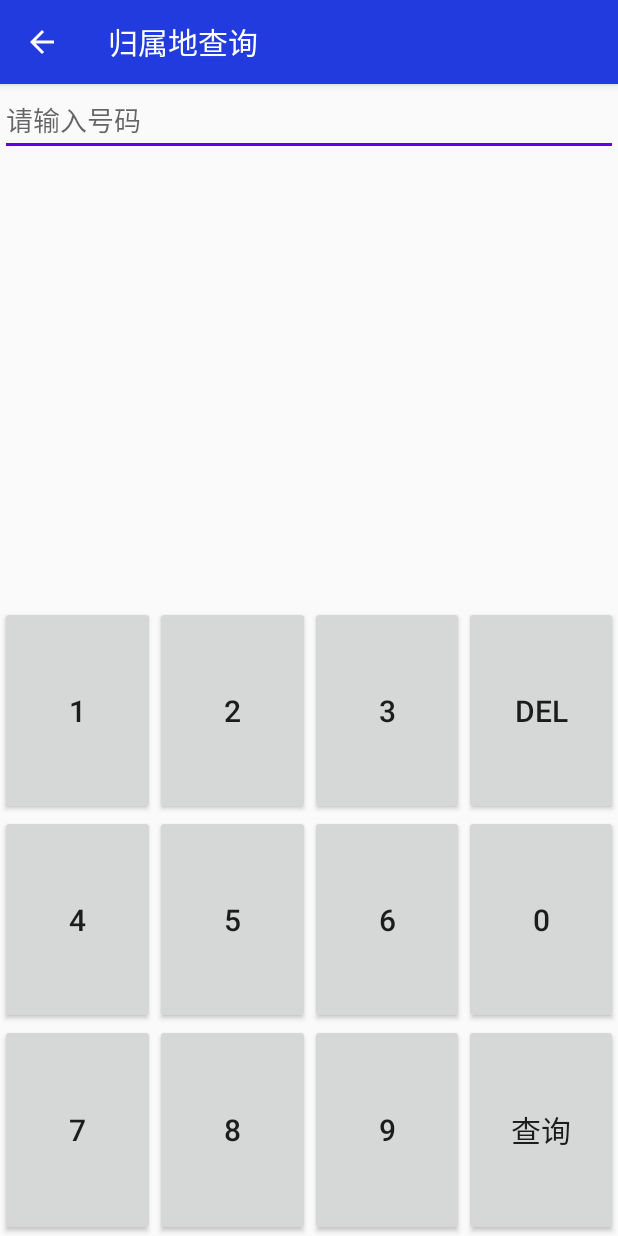
After one commit to zhongshiyi/SmartButler, an Android app: the PhoneActivity screen opened directly, with no data from a screen before it, on a phone screen of 412 x 824 dp. The commit adds this screen. Run offline under Robolectric (Android 15) with nearby library versions, the phone set to English and light mode, and no system bars; libraries missing offline, so code that uses them is left out: com.kymjs.rxvolley; Roboto replaces fonts that are not available here.

Commit message:
归属地查询---自定义键盘逻辑开发

```diff
--- a/app/src/main/AndroidManifest.xml
+++ b/app/src/main/AndroidManifest.xml
@@ -56,6 +56,9 @@
         <!--快递查询-->
         <activity android:name=".ui.CourierActivity"
             android:label="快递查询" />
+        <!--归属地查询-->
+        <activity android:name=".ui.PhoneActivity"
+            android:label="归属地查询"/>
     </application>
 
 </manifest>
--- a/app/src/main/java/com/example/smartbutler/fragment/UserFragment.java
+++ b/app/src/main/java/com/example/smartbutler/fragment/UserFragment.java
@@ -28,6 +28,7 @@ import com.example.smartbutler.R;
 import com.example.smartbutler.entity.MyUser;
 import com.example.smartbutler.ui.CourierActivity;
 import com.example.smartbutler.ui.LoginActivity;
+import com.example.smartbutler.ui.PhoneActivity;
 import com.example.smartbutler.utils.L;
 import com.example.smartbutler.utils.ShareUtils;
 import com.example.smartbutler.utils.UtilTools;
@@ -75,6 +76,8 @@ public class UserFragment extends Fragment implements View.OnClickListener {
 
     private TextView tb_courier;
 
+    private TextView tv_phone;
+
 
 
     @Nullable
@@ -101,10 +104,12 @@ public class UserFragment extends Fragment implements View.OnClickListener {
 
         profile_image = view.findViewById(R.id.profile_image);
         profile_image.setOnClickListener(this);
-
+        //物流
         tb_courier = view.findViewById(R.id.tb_courier);
         tb_courier.setOnClickListener(this);
-
+        //号码归属地
+        tv_phone = view.findViewById(R.id.tv_phone);
+        tv_phone.setOnClickListener(this);
         //读取图片
         UtilTools.getImageView(getActivity(),profile_image);
 
@@ -238,6 +243,10 @@ public class UserFragment extends Fragment implements View.OnClickListener {
             case R.id.tb_courier:
                 startActivity(new Intent(getActivity(),CourierActivity.class));
                 break;
+                //归属地查询
+            case R.id.tv_phone:
+                startActivity(new Intent(getActivity(),PhoneActivity.class));
+                break;
         }
     }
 
--- a/app/src/main/java/com/example/smartbutler/ui/CourierActivity.java
+++ b/app/src/main/java/com/example/smartbutler/ui/CourierActivity.java
@@ -87,7 +87,7 @@ public class CourierActivity extends BaseActivity implements View.OnClickListene
                     RxVolley.get(url, new HttpCallback() {
                         @Override
                         public void onSuccess(String t) {
-                            //Toast.makeText(CourierActivity.this,t,Toast.LENGTH_SHORT).show();
+                            Toast.makeText(CourierActivity.this,t,Toast.LENGTH_SHORT).show();
                             L.i("Json:" + t);
                             ParsingJson(t);
                         }
--- /dev/null
+++ b/app/src/main/java/com/example/smartbutler/ui/PhoneActivity.java
@@ -0,0 +1,210 @@
+package com.example.smartbutler.ui;
+
+import android.annotation.SuppressLint;
+import android.content.Intent;
+import android.os.Bundle;
+import android.support.annotation.Nullable;
+import android.text.TextUtils;
+import android.view.View;
+import android.widget.Button;
+import android.widget.EditText;
+import android.widget.ImageView;
+import android.widget.TextView;
+import android.widget.Toast;
+
+import com.example.smartbutler.R;
+import com.example.smartbutler.utils.L;
+import com.example.smartbutler.utils.StaticClass;
+import com.kymjs.rxvolley.RxVolley;
+import com.kymjs.rxvolley.client.HttpCallback;
+
+import org.json.JSONException;
+import org.json.JSONObject;
+
+/**
+ * 项目名：    SmartButler
+ * 包名：      com.example.smartbutler.ui
+ * 文件名：    PhoneActivity
+ * 作者：      钟士宜
+ * 创建时间    2019/7/6 17:00
+ * 描述：      归属地查询
+ */
+public class PhoneActivity extends BaseActivity implements View.OnClickListener {
+
+    private EditText et_phone_number;//输入框
+    private ImageView iv_company;//通信公司logo
+    private TextView tv_result;//结果
+
+    private Button btn_1, btn_2, btn_3, btn_4, btn_5, btn_6, btn_7, btn_8, btn_9, btn_0, btn_del, btn_query;
+
+    //标记位
+    private boolean flag = false;
+
+    @Override
+    protected void onCreate(@Nullable Bundle savedInstanceState) {
+        super.onCreate(savedInstanceState);
+        setContentView(R.layout.activity_phone);
+
+        initView();
+    }
+
+    private void initView() {
+        et_phone_number = findViewById(R.id.et_phone_number);
+        iv_company = findViewById(R.id.iv_company);
+        tv_result = findViewById(R.id.tv_result);
+        btn_0 = findViewById(R.id.btn_0);
+        btn_0.setOnClickListener(this);
+        btn_1 = findViewById(R.id.btn_1);
+        btn_1.setOnClickListener(this);
+        btn_2 = findViewById(R.id.btn_2);
+        btn_2.setOnClickListener(this);
+        btn_3 = findViewById(R.id.btn_3);
+        btn_3.setOnClickListener(this);
+        btn_4 = findViewById(R.id.btn_4);
+        btn_4.setOnClickListener(this);
+        btn_5 = findViewById(R.id.btn_5);
+        btn_5.setOnClickListener(this);
+        btn_6 = findViewById(R.id.btn_6);
+        btn_6.setOnClickListener(this);
+        btn_7 = findViewById(R.id.btn_7);
+        btn_7.setOnClickListener(this);
+        btn_8 = findViewById(R.id.btn_8);
+        btn_8.setOnClickListener(this);
+        btn_9 = findViewById(R.id.btn_9);
+        btn_9.setOnClickListener(this);
+        btn_del = findViewById(R.id.btn_del);
+        btn_del.setOnClickListener(this);
+        btn_query = findViewById(R.id.btn_query);
+        btn_query.setOnClickListener(this);
+
+        //长按事件清空输入框
+        btn_del.setOnLongClickListener(new View.OnLongClickListener() {
+            @Override
+            public boolean onLongClick(View v) {
+                et_phone_number.setText("");
+                return false;
+            }
+        });
+
+    }
+
+    @Override
+    public void onClick(View v) {
+        /**
+         * 1.获取输入框内容（电话number）
+         * 2.判断是否为空
+         * 3.网络请求
+         * 4.解析Json
+         * 5.结果显示
+         * ....
+         * 键盘逻辑
+         */
+
+        //获取输入框的内容
+        String str = et_phone_number.getText().toString();
+
+        switch (v.getId()) {
+            case R.id.btn_0:
+            case R.id.btn_1:
+            case R.id.btn_2:
+            case R.id.btn_3:
+            case R.id.btn_4:
+            case R.id.btn_5:
+            case R.id.btn_6:
+            case R.id.btn_7:
+            case R.id.btn_8:
+            case R.id.btn_9:
+                if(flag){
+                    flag = false;
+                    et_phone_number.setText("");
+                    str = "";
+                }
+                et_phone_number.setText(str + ((Button) v).getText());
+                //移动光标
+                et_phone_number.setSelection(str.length() + 1);
+                break;
+            case R.id.btn_del:
+                if (!TextUtils.isEmpty(str) && str.length() > 0) {
+                    //每次结尾减去1
+                    et_phone_number.setText(str.substring(0, str.length() - 1));
+                    //想做移动光标
+                    et_phone_number.setSelection(str.length() - 1);
+                }
+                break;
+            //查询
+            case R.id.btn_query:
+                getPhoneAddress(str);
+                break;
+        }
+    }
+
+    //获取归属地
+    private void getPhoneAddress(String str) {
+        String url = "http://apis.juhe.cn/mobile/get?phone=" + str + "&key=" + StaticClass.PHONE_KEY;
+        RxVolley.get(url, new HttpCallback() {
+            @Override
+            public void onSuccess(String t) {
+                L.i("Phone：" + t);
+                if(!TextUtils.isEmpty(t)){
+                    parsingJson(t);
+                }else{
+
+                    Toast.makeText(PhoneActivity.this, StaticClass.EDIT_CANNOT_EMPTY, Toast.LENGTH_SHORT).show();
+                }
+
+            }
+        });
+    }
+
+    /**
+     * 解析JSON数据
+     * "resultcode":"200",
+     * "reason":"Return Successd!",
+     * "result":{
+     * "province":"浙江",
+     * "city":"杭州",
+     * "areacode":"0571",
+     * "zip":"310000",
+     * "company":"中国移动",
+     * "card":""
+     */
+    @SuppressLint("SetTextI18n")
+    private void parsingJson(String t){
+        try {
+            JSONObject jsonObject = new JSONObject(t);
+            JSONObject jsonResult = jsonObject.getJSONObject("result");
+            String province = jsonResult.getString("province");
+            String city = jsonResult.getString("city");
+            String areacode = jsonResult.getString("areacode");
+            String zip = jsonResult.getString("zip");
+            String company = jsonResult.getString("company");
+
+//            这种添加方法会使得再次查询时，数据叠加的问题，即新数据显示，旧数据却不消失
+//            tv_result.append("归属地：" + province + city + "\n");
+//            tv_result.append("区号：" + areacode + "\n");
+//            tv_result.append("邮政编码：" + zip + "\n");
+//            tv_result.append("运营商：" + company + "\n");
+            //解决了上述的bug
+            tv_result.setText("归属地：" + province + city + "\n"
+            + "区号：" + areacode + "\n"
+            + "邮政编码：" + zip + "\n"
+            +"运营商：" + company);
+
+            //图片显示
+            switch (company){
+                case "移动":
+                    iv_company.setBackgroundResource(R.drawable.yidong);
+                    break;
+                case "联通":
+                    iv_company.setBackgroundResource(R.drawable.liantong);
+                    break;
+                case "电信":
+                    iv_company.setBackgroundResource(R.drawable.dianxin);
+                    break;
+            }
+            flag = true;
+        } catch (JSONException e) {
+            e.printStackTrace();
+        }
+    }
+}
--- a/app/src/main/java/com/example/smartbutler/utils/StaticClass.java
+++ b/app/src/main/java/com/example/smartbutler/utils/StaticClass.java
@@ -21,5 +21,6 @@ public class StaticClass {
     public static final String EDIT_CANNOT_EMPTY = "输入框不能为空！";
     //快递key
     public static final String COURIER_KEY = "56449691126d4c6bcf343a1509130cc7";
-
+    //归属地查询key
+    public static final String PHONE_KEY = "c3ba3629718f1a68e5d8a6d0baa96fe3";
 }
--- a/app/src/main/res/layout/activity_courier.xml
+++ b/app/src/main/res/layout/activity_courier.xml
@@ -30,6 +30,7 @@
         android:textSize="20dp" />
 
     <ListView
+        android:scrollbars="none"
         android:id="@+id/lv_listView"
         android:layout_width="match_parent"
         android:layout_height="0dp"
--- /dev/null
+++ b/app/src/main/res/layout/activity_phone.xml
@@ -0,0 +1,169 @@
+<?xml version="1.0" encoding="utf-8"?>
+<LinearLayout xmlns:android="http://schemas.android.com/apk/res/android"
+    android:layout_width="match_parent"
+    android:layout_height="match_parent"
+    android:orientation="vertical">
+
+    <EditText
+        android:id="@+id/et_phone_number"
+        android:layout_width="match_parent"
+        android:layout_height="wrap_content"
+        android:hint="请输入号码"
+        android:theme="@style/EditTheme" />
+
+    <LinearLayout
+        android:layout_width="match_parent"
+        android:layout_height="300dp"
+        android:gravity="center"
+        android:orientation="vertical">
+
+        <ImageView
+            android:id="@+id/iv_company"
+            android:layout_width="300dp"
+            android:layout_height="150dp"
+            android:padding="20sp" />
+
+        <TextView
+            android:id="@+id/tv_result"
+            android:layout_width="wrap_content"
+            android:layout_height="wrap_content"
+            android:gravity="center"
+            android:textColor="@color/colorPrimary"
+            android:textSize="20dp" />
+
+    </LinearLayout>
+
+
+    <LinearLayout
+        android:layout_width="match_parent"
+        android:layout_height="0dp"
+        android:layout_weight="1"
+        android:orientation="vertical">
+
+        <!--第一行-->
+        <LinearLayout
+            android:layout_width="match_parent"
+            android:layout_height="wrap_content"
+            android:layout_weight="1"
+            android:orientation="horizontal">
+
+            <Button
+                android:id="@+id/btn_1"
+                android:layout_width="match_parent"
+                android:layout_height="match_parent"
+                android:layout_weight="1"
+                android:text="1"
+                android:textSize="20sp" />
+
+            <Button
+                android:id="@+id/btn_2"
+                android:layout_width="match_parent"
+                android:layout_height="match_parent"
+                android:layout_weight="1"
+                android:text="2"
+                android:textSize="20sp" />
+
+            <Button
+                android:id="@+id/btn_3"
+                android:layout_width="match_parent"
+                android:layout_height="match_parent"
+                android:layout_weight="1"
+                android:text="3"
+                android:textSize="20sp" />
+
+            <Button
+                android:id="@+id/btn_del"
+                android:layout_width="match_parent"
+                android:layout_height="match_parent"
+                android:layout_weight="1"
+                android:text="del"
+                android:textSize="20sp" />
+
+        </LinearLayout>
+
+        <!--第二行-->
+        <LinearLayout
+            android:layout_width="match_parent"
+            android:layout_height="wrap_content"
+            android:layout_weight="1"
+            android:orientation="horizontal">
+
+            <Button
+                android:id="@+id/btn_4"
+                android:layout_width="match_parent"
+                android:layout_height="match_parent"
+                android:layout_weight="1"
+                android:text="4"
+                android:textSize="20sp" />
+
+            <Button
+                android:id="@+id/btn_5"
+                android:layout_width="match_parent"
+                android:layout_height="match_parent"
+                android:layout_weight="1"
+                android:text="5"
+                android:textSize="20sp" />
+
+            <Button
+                android:id="@+id/btn_6"
+                android:layout_width="match_parent"
+                android:layout_height="match_parent"
+                android:layout_weight="1"
+                android:text="6"
+                android:textSize="20sp" />
+
+            <Button
+                android:id="@+id/btn_0"
+                android:layout_width="match_parent"
+                android:layout_height="match_parent"
+                android:layout_weight="1"
+                android:text="0"
+                android:textSize="20sp" />
+
+        </LinearLayout>
+
+        <!--第三行-->
+        <LinearLayout
+            android:layout_width="match_parent"
+            android:layout_height="wrap_content"
+            android:layout_weight="1"
+            android:orientation="horizontal">
+
+            <Button
+                android:id="@+id/btn_7"
+                android:layout_width="match_parent"
+                android:layout_height="match_parent"
+                android:layout_weight="1"
+                android:text="7"
+                android:textSize="20sp" />
+
+            <Button
+                android:id="@+id/btn_8"
+                android:layout_width="match_parent"
+                android:layout_height="match_parent"
+                android:layout_weight="1"
+                android:text="8"
+                android:textSize="20sp" />
+
+            <Button
+                android:id="@+id/btn_9"
+                android:layout_width="match_parent"
+                android:layout_height="match_parent"
+                android:layout_weight="1"
+                android:text="9"
+                android:textSize="20sp" />
+
+            <Button
+                android:id="@+id/btn_query"
+                android:layout_width="match_parent"
+                android:layout_height="match_parent"
+                android:layout_weight="1"
+                android:text="查询"
+                android:textSize="20sp" />
+
+        </LinearLayout>
+
+
+    </LinearLayout>
+
+</LinearLayout>
--- a/app/src/main/res/layout/fragment_user.xml
+++ b/app/src/main/res/layout/fragment_user.xml
@@ -132,6 +132,7 @@
                 android:background="@color/colorPrimary" />
 
             <TextView
+                android:id="@+id/tv_phone"
                 android:layout_width="match_parent"
                 android:layout_height="wrap_content"
                 android:layout_margin="15dp"
--- a/app/src/main/res/values/styles.xml
+++ b/app/src/main/res/values/styles.xml
@@ -26,4 +26,9 @@
         <item name="android:windowBackground">@android:color/transparent</item>
         <item name="android:windowNoTitle">true</item>
     </style>
+
+    <!--蓝色主题-->
+    <style name="EditTheme" parent="Theme.AppCompat.Light.NoActionBar">
+        <item name="colorAccent">@color/design_default_color_primary</item>
+    </style>
 </resources>
```
Also changed, not shown: app/src/main/res/drawable/dianxin.jpg (added), app/src/main/res/drawable/liantong.jpg (added), app/src/main/res/drawable/yidong.png (added).
